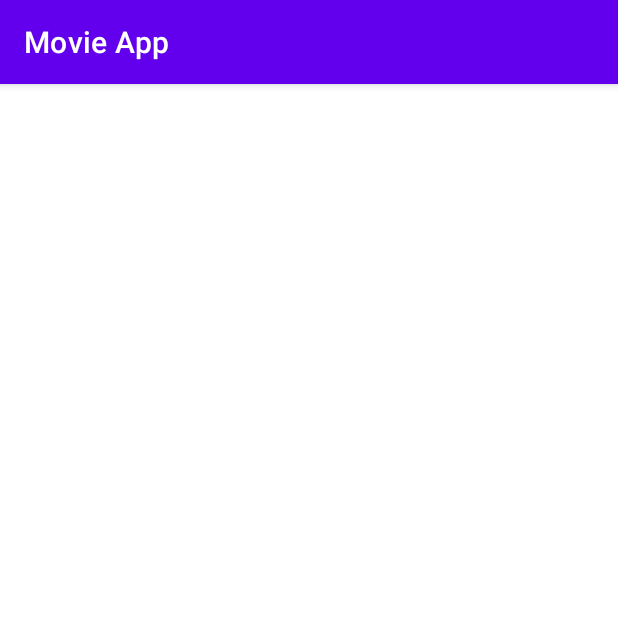
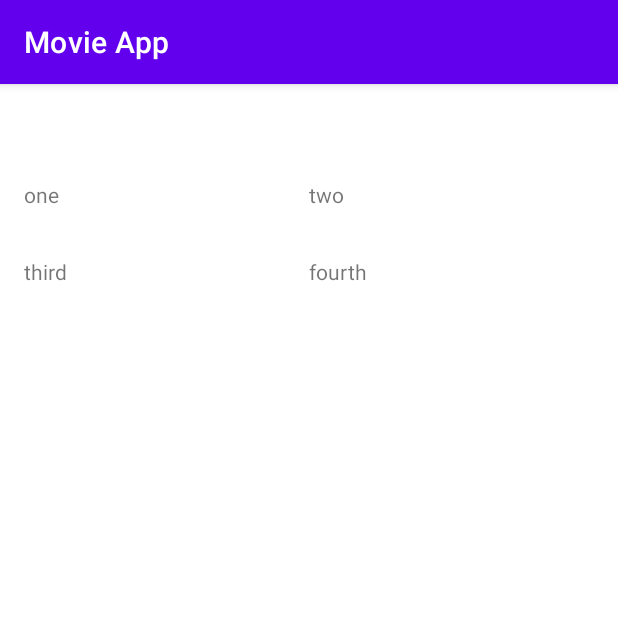
Before and after one commit to gabbyudo/Movie-App, an Android app: the screen it shows after launch (MainActivity), on a phone screen of 412 x 824 dp, the top half of it. Run offline under Robolectric (Android 15) with nearby library versions, the phone set to English and light mode, and no system bars.

Commit message:
Observing the hardcoded list

```diff
--- a/app/build.gradle
+++ b/app/build.gradle
@@ -5,12 +5,12 @@ plugins {
 
 android {
     namespace 'com.coca.movieapp'
-    compileSdk 32
+    compileSdk 33
 
     defaultConfig {
         applicationId "com.coca.movieapp"
         minSdk 21
-        targetSdk 32
+        targetSdk 33
         versionCode 1
         versionName "1.0"
 
--- a/app/src/main/java/com/coca/movieapp/MainActivity.kt
+++ b/app/src/main/java/com/coca/movieapp/MainActivity.kt
@@ -3,14 +3,13 @@ package com.coca.movieapp
 import androidx.appcompat.app.AppCompatActivity
 import android.os.Bundle
 import androidx.lifecycle.Observer
+import androidx.lifecycle.ViewModel
 import androidx.lifecycle.ViewModelProvider
 import com.coca.movieapp.databinding.ActivityMainBinding
 
 class MainActivity : AppCompatActivity() {
     private lateinit var viewModel: MainViewModel
     lateinit var adapter: MovieAdapter
-
-
 
     override fun onCreate(savedInstanceState: Bundle?) {
         super.onCreate(savedInstanceState)
@@ -21,9 +20,14 @@ class MainActivity : AppCompatActivity() {
 
         viewModel.myMovie.observe(this, Observer {
             if(it != null){
-                adapter = MovieAdapter()
+                adapter = MovieAdapter(MovieListener {
+
+                })
+                binding.MovieRV.adapter = adapter
+                adapter.submitList(it)
             }
         })
+        viewModel.getMovies()
 
     }
 }
--- a/app/src/main/java/com/coca/movieapp/MainViewModel.kt
+++ b/app/src/main/java/com/coca/movieapp/MainViewModel.kt
@@ -13,10 +13,10 @@ class MainViewModel: ViewModel() {
 
 
     fun getMovies(){
-        val firstMovie = Movie( 1, "one", getResults(), R.drawable.file)
-        val secondMovie = Movie( 2, "two", getResults(), R.drawable.file)
-        val thirdMovie = Movie(3, "third", getResults(), R.drawable.file)
-        val fourthMovie = Movie(4, "fourth", getResults(), R.drawable.file)
+        val firstMovie = Movie( 1, "one", getResults())
+        val secondMovie = Movie( 2, "two", getResults())
+        val thirdMovie = Movie(3, "third", getResults())
+        val fourthMovie = Movie(4, "fourth", getResults())
 
         val myMovies = listOf<Movie>(firstMovie,secondMovie,thirdMovie,fourthMovie)
         _myMovies.value = myMovies
--- a/app/src/main/java/com/coca/movieapp/Model.kt
+++ b/app/src/main/java/com/coca/movieapp/Model.kt
@@ -5,8 +5,7 @@ import android.media.Image
 data class Movie (
     val id : Int,
     val name : String,
-    val results : List<Results>,
-    val image : Int
+    val results : List<Results>
 
 )
 data class Results (
--- a/app/src/main/res/layout/activity_main.xml
+++ b/app/src/main/res/layout/activity_main.xml
@@ -3,12 +3,15 @@
     xmlns:app="http://schemas.android.com/apk/res-auto"
     xmlns:tools="http://schemas.android.com/tools"
     android:layout_width="match_parent"
-    android:layout_height="match_parent"
+    android:layout_height="wrap_content"
     tools:context=".MainActivity">
 
 
     <androidx.recyclerview.widget.RecyclerView
         android:id="@+id/Movie_RV"
+        android:layout_marginTop="32dp"
+        android:layout_marginStart="16dp"
+        android:layout_marginEnd="16dp"
         android:layout_width="match_parent"
         android:layout_height="wrap_content"
         app:layoutManager="androidx.recyclerview.widget.GridLayoutManager"
--- a/app/src/main/res/layout/list_item.xml
+++ b/app/src/main/res/layout/list_item.xml
@@ -3,7 +3,7 @@
     xmlns:app="http://schemas.android.com/apk/res-auto"
     xmlns:tools="http://schemas.android.com/tools"
     android:layout_width="match_parent"
-    android:layout_height="match_parent">
+    android:layout_height="wrap_content">
 
     <ImageView
         android:id="@+id/poster"
@@ -13,6 +13,7 @@
 
     <TextView
         android:id="@+id/movie_name"
+        android:paddingTop="32dp"
         android:layout_width="wrap_content"
         android:layout_height="wrap_content"
         android:text="TextView" />
```
